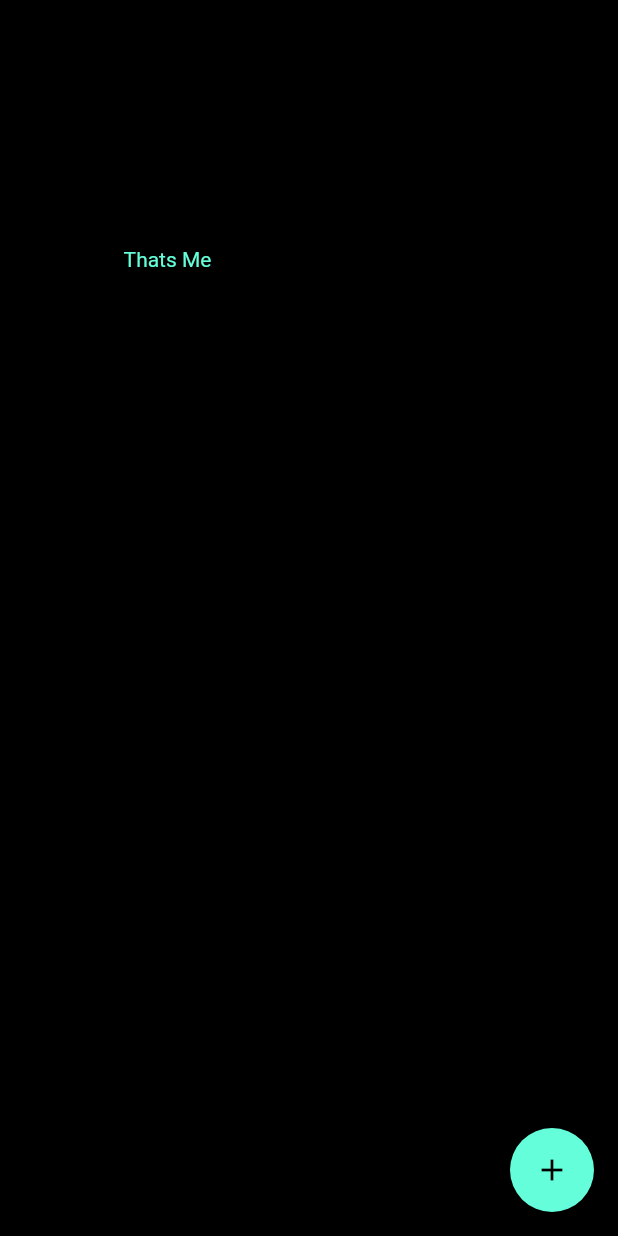
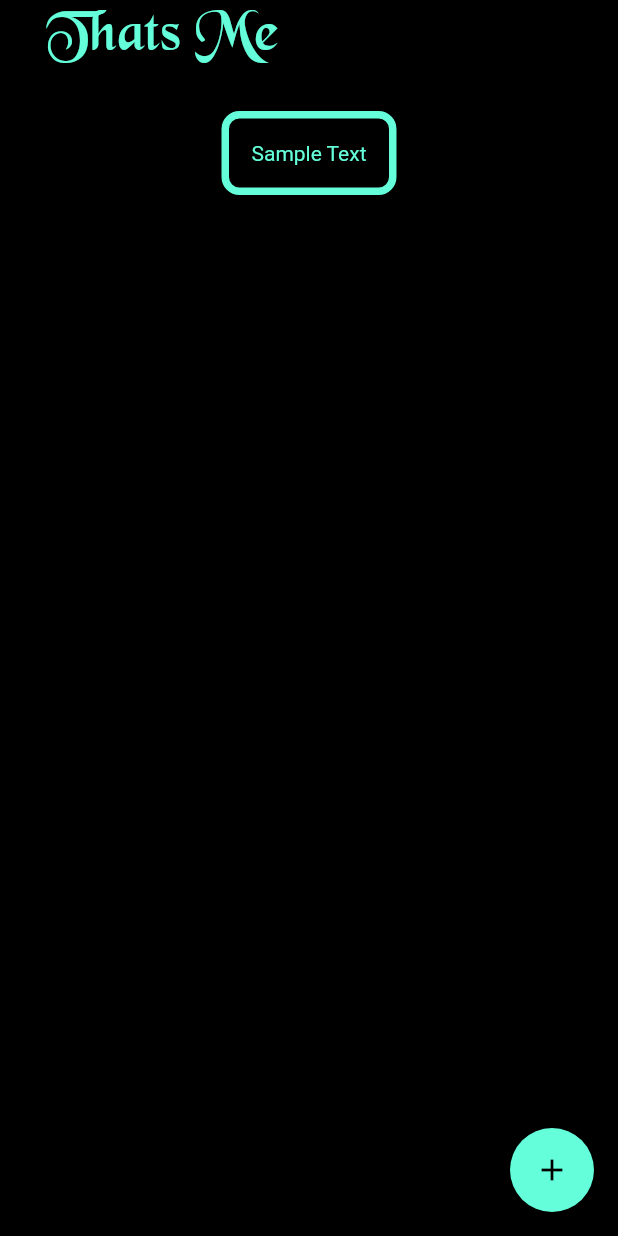
Before and after one commit to ShuiX/Portfolio, a Flutter app: the screen it shows after launch, on a phone screen of 412 x 824 dp. Run offline on Flutter 3.47's test engine with Material 2 defaults, Android fonts, the phone set to English and light mode, and no system bars.

Commit message:
Added LayoutBuilder

```diff
--- a/lib/main.dart
+++ b/lib/main.dart
@@ -5,7 +5,6 @@ import 'package:portfolio/pages/homeApp.dart';
 void main() => runApp(MyApp());
 
 class MyApp extends StatelessWidget {
-
   static Color _mainColor = Color.fromRGBO(100, 255, 218, 1);
 
   static TextTheme _textTheme = TextTheme(
@@ -33,19 +32,28 @@ class MyApp extends StatelessWidget {
     buttonColor: _mainColor,
   );
 
+  static CardTheme _cardTheme = CardTheme(
+    color: Colors.black,
+    shape: RoundedRectangleBorder(
+      side: new BorderSide(color: _mainColor, width: 5.0),
+      borderRadius: BorderRadius.circular(12.0),
+    ),
+  );
+
   @override
   Widget build(BuildContext context) {
     return MaterialApp(
       debugShowCheckedModeBanner: false,
       title: 'Portfolio',
       theme: ThemeData(
-        primarySwatch: Colors.yellow,
         brightness: Brightness.dark,
+        backgroundColor: Colors.black,
         scaffoldBackgroundColor: Colors.black,
         appBarTheme: _appBarTheme,
         iconTheme: _iconThemeData,
         textTheme: _textTheme,
         buttonTheme: _buttonThemeData,
+        cardTheme: _cardTheme,
       ),
       home: PortfolioApp(
         title: 'Portfolio',
--- a/lib/pages/homeApp.dart
+++ b/lib/pages/homeApp.dart
@@ -10,23 +10,93 @@ class PortfolioApp extends StatefulWidget {
 }
 
 class _PortfolioAppState extends State<PortfolioApp> {
+  _desktopView(BuildContext context) {
+    return Center(
+      child: FractionallySizedBox(
+        widthFactor: 0.6,
+        child: Column(
+          children: <Widget>[
+            Container(
+              alignment: Alignment.topLeft,
+              padding: EdgeInsets.only(bottom: 20),
+              child: Text(
+                'Thats Me',
+                style: Theme.of(context).textTheme.title,
+              ),
+            ),
+            Card(
+              child: Padding(
+                padding: EdgeInsets.all(20),
+                child: Row(
+                  mainAxisAlignment: MainAxisAlignment.spaceEvenly,
+                  children: <Widget>[
+                    Expanded(
+                      child: Text(
+                        "Eins",
+                        textAlign: TextAlign.center,
+                      ),
+                    ),
+                    VerticalDivider(),
+                    Expanded(
+                      child: Text(
+                        "Zwei",
+                        textAlign: TextAlign.center,
+                      ),
+                    ),
+                    VerticalDivider(),
+                    Expanded(
+                      child: Text(
+                        "Drei",
+                        textAlign: TextAlign.center,
+                      ),
+                    ),
+                  ],
+                ),
+              ),
+            ),
+          ],
+        ),
+      ),
+    );
+  }
+
+  _mobileView(BuildContext context) {
+    return Center(
+      child: FractionallySizedBox(
+        widthFactor: 0.85,
+        child: Column(
+          children: <Widget>[
+            Container(
+              alignment: Alignment.topLeft,
+              padding: EdgeInsets.only(bottom: 20),
+              child: Text(
+                'Thats Me',
+                style: Theme.of(context).textTheme.title,
+              ),
+            ),
+            Card(
+              child: Padding(
+                padding: EdgeInsets.all(20),
+                child: Text("Sample Text"),
+              ),
+            ),
+          ],
+        ),
+      ),
+    );
+  }
+
   @override
   Widget build(BuildContext context) {
     return Scaffold(
-      body: Center(
-        child: FractionallySizedBox(
-          widthFactor: 0.6,
-          heightFactor: 0.6,
-          child: Stack(
-            children: <Widget>[
-              Align(
-                alignment: Alignment.topLeft,
-                child: Text('Thats Me'),
-              ),
-              Card(),
-            ],
-          ),
-        ),
+      body: LayoutBuilder(
+        builder: (context, constraints) {
+          if (constraints.maxWidth < 650) {
+            return _mobileView(context);
+          } else {
+            return _desktopView(context);
+          }
+        },
       ),
       floatingActionButton: FloatingActionButton(
         onPressed: null,
```
